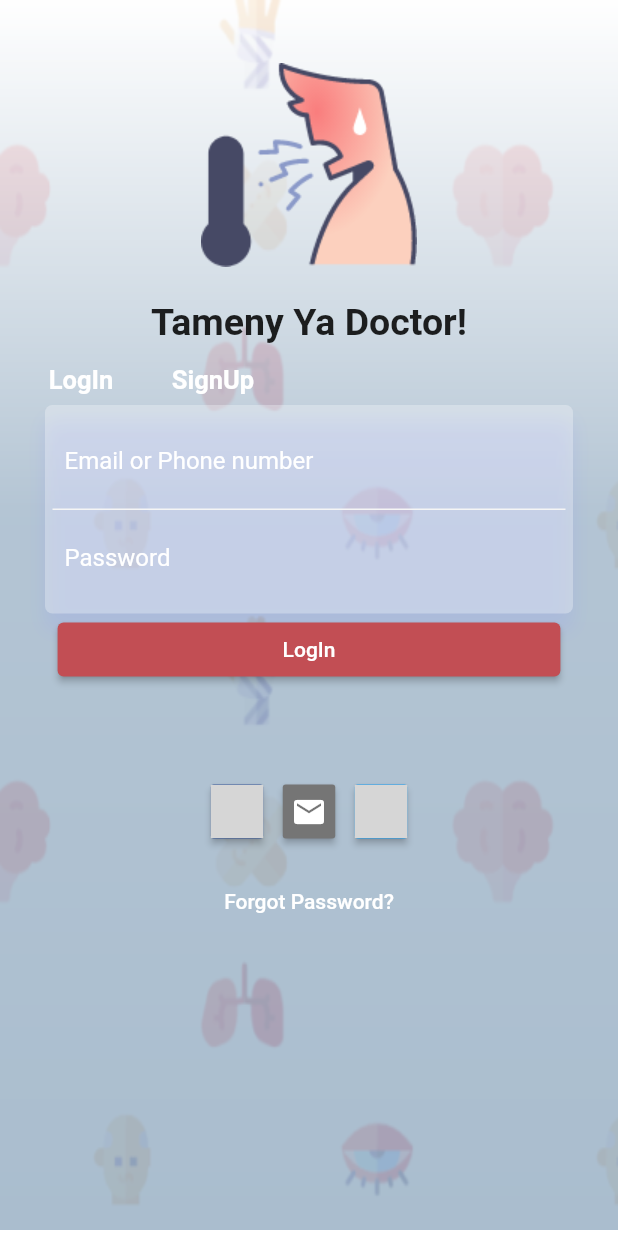
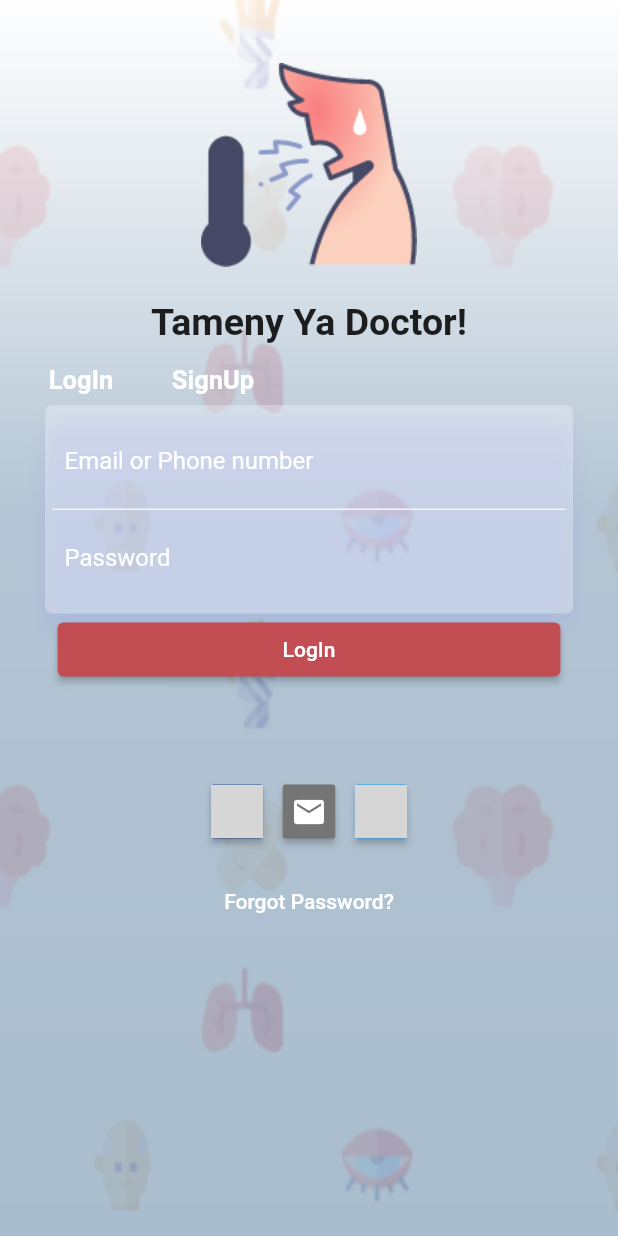
Before and after one commit to Aada21/The-modified-Chatbot-file-, a Flutter app: the screen it shows after launch, on a phone screen of 412 x 824 dp. Run offline on Flutter 3.47's test engine with Material 2 defaults, Android fonts, the light colour scheme and no system bars; our stand-ins replace flutter_signin_button; missing offline and left inert: imagebutton, pattern_formatter; grey boxes are pictures that could not be loaded.

Commit message:
login button

```diff
--- a/lib/LogIn.dart
+++ b/lib/LogIn.dart
@@ -17,21 +17,21 @@ class LogIn extends StatelessWidget {
         backgroundColor: Colors.white,
         body: SingleChildScrollView(
           child: Container(
+            height: MediaQuery.of(context).size.height,
             width: MediaQuery.of(context).size.width,
             decoration: BoxDecoration(
                 image: DecorationImage(
               image: AssetImage('images/Background.png'),
               fit: BoxFit.fill,
             )),
-            child: Column(children: <Widget>[
-              SizedBox(
-                height: 20,
-              ),
-              Container(
-                height: 800,
-                child: Stack(children: <Widget>[
+            child: SingleChildScrollView(
+              child: Column(children: <Widget>[
+                SizedBox(
+                  height: 20,
+                ),
+                Stack(children: <Widget>[
                   Container(
-                    width: size.width,
+
                     child: Expanded(
                       child: Column(children: [
                         Container(
@@ -183,8 +183,8 @@ class LogIn extends StatelessWidget {
                     ),
                   )
                 ]),
-              ),
-            ]),
+              ]),
+            ),
           ),
         ));
   }
```
